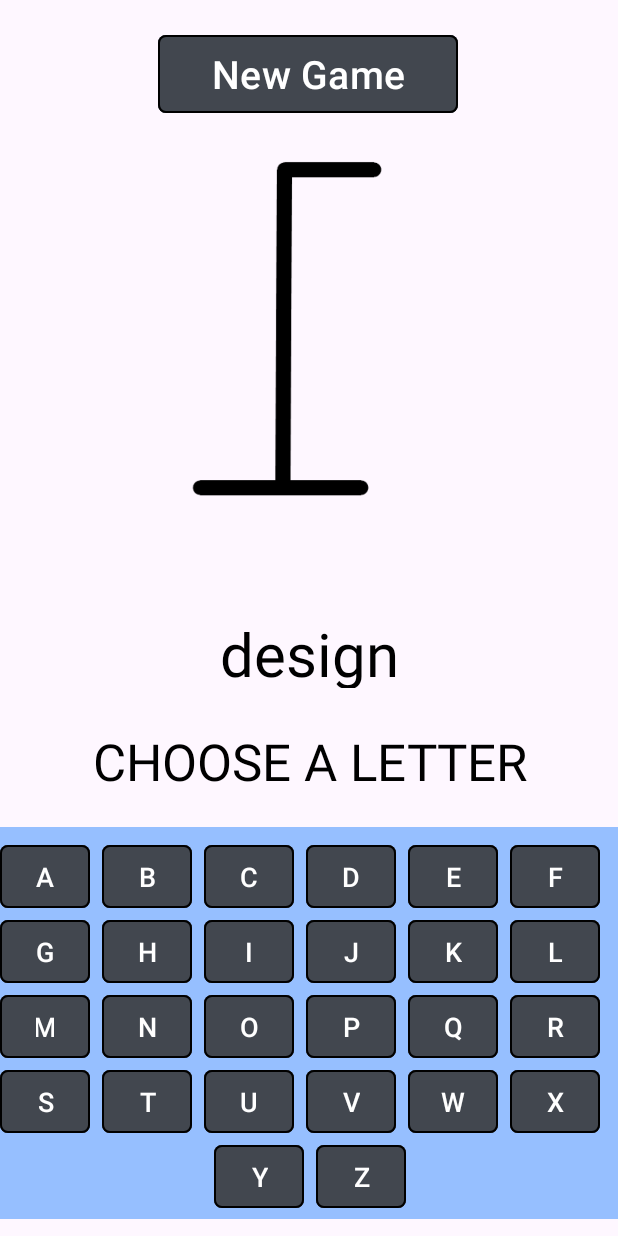
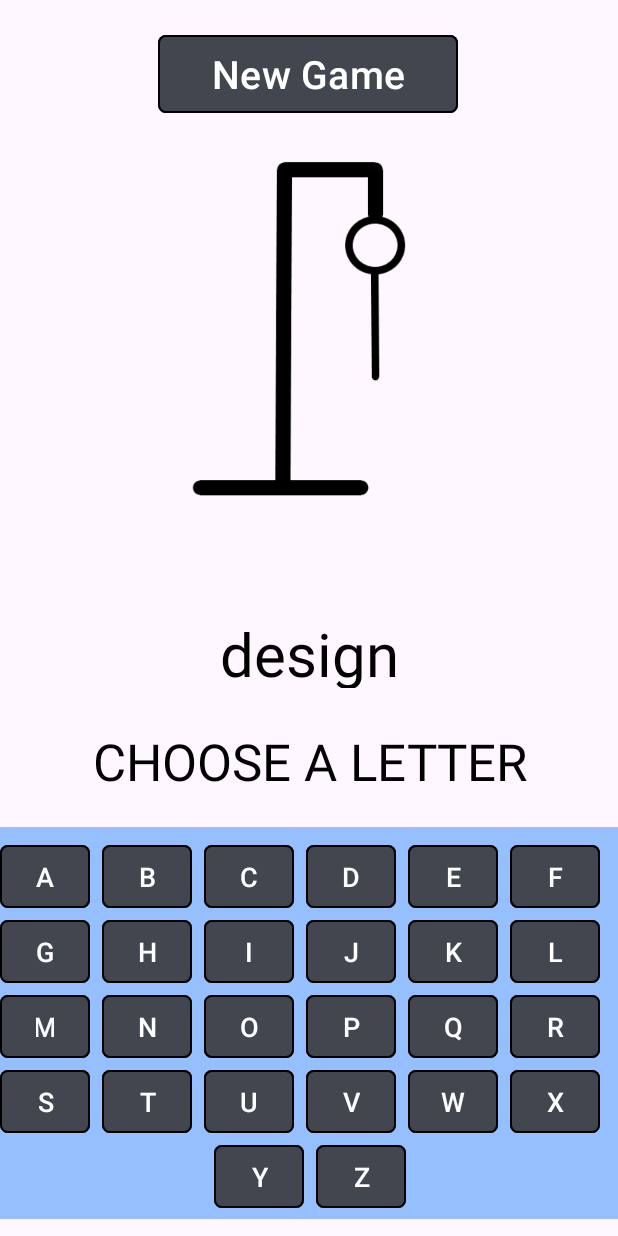
Before and after one commit to MatthewHilliard/MBT-HangmanGame, an Android app: the screen it shows after launch (MainActivity), after a tap on an icon or button, on a phone screen of 412 x 824 dp. Run offline under Robolectric (Android 15) with nearby library versions, the phone set to English and light mode, and no system bars; 3 other taps on this screen came first.

```diff
--- a/app/src/main/java/com/example/mbt_hangmangame/MainActivity.kt
+++ b/app/src/main/java/com/example/mbt_hangmangame/MainActivity.kt
@@ -26,7 +26,7 @@ class MainActivity : AppCompatActivity() {
         currWord = resources.getStringArray(R.array.wordBank).random()
         newGameButton = findViewById(R.id.newGameButton)
 
-        newGameButton.setOnClickListener(){
+        newGameButton.setOnClickListener() {
             newGame()
         }
 
@@ -39,6 +39,7 @@ class MainActivity : AppCompatActivity() {
             newGame()
         }
     }
+
     private fun newGame() {
         hangmanProgress.setImageResource(R.drawable.state0)
         currWord = resources.getStringArray(R.array.wordBank).random()
@@ -58,7 +59,13 @@ class MainActivity : AppCompatActivity() {
         currWord = savedInstanceState.getString("currWord", "")
         numGuesses = savedInstanceState.getInt("numGuesses", 0)
         val currentState = "state$numGuesses"
-        hangmanProgress.setImageResource(resources.getIdentifier(currentState, "drawable", packageName))
+        hangmanProgress.setImageResource(
+            resources.getIdentifier(
+                currentState,
+                "drawable",
+                packageName
+            )
+        )
         guessingWord.text = currWord
         //guessingWord.text = currWord
         underscoreWord(currWord, guessingWord)
@@ -81,14 +88,23 @@ class MainActivity : AppCompatActivity() {
                         updateLetter(guessingWord, index, guess)
                     }
                 }
+            } else {
+                wrongLetter()
             }
         }
     }
 
     private fun updateLetter(textView: TextView, index: Int, newChar: Char) {
         val currentText = StringBuilder(textView.text.toString())
-        currentText.setCharAt(index*2, newChar)
+        currentText.setCharAt(index * 2, newChar)
         textView.text = currentText.toString()
     }
 
+    @SuppressLint("DiscouragedApi")
+    private fun wrongLetter() {
+        numGuesses += 1
+        val curState = "state$numGuesses"
+        val resourceId = resources.getIdentifier(curState, "drawable", packageName)
+        hangmanProgress.setImageResource(resourceId)
+    }
 }
```
